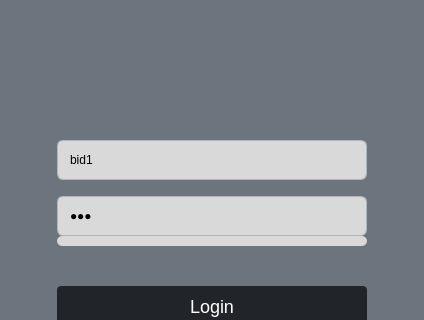
Qt form loginwindow.ui (Likithanaidu07/qt) before a commit; both pictures show x 0 to 424 and y 115 to 435 of the 424 by 665 pixel window.
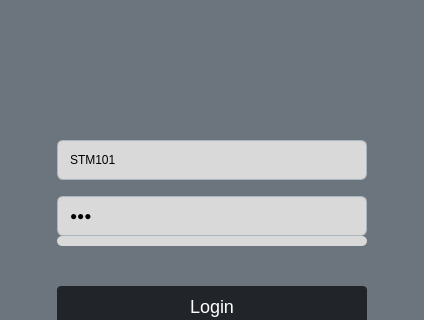
The same form after that commit.

```diff
--- a/loginwindow.ui
+++ b/loginwindow.ui
@@ -341,7 +341,7 @@
 }</string>
      </property>
      <property name="text">
-      <string>bid1</string>
+      <string>STM101</string>
      </property>
      <property name="placeholderText">
       <string>Username</string>
```
